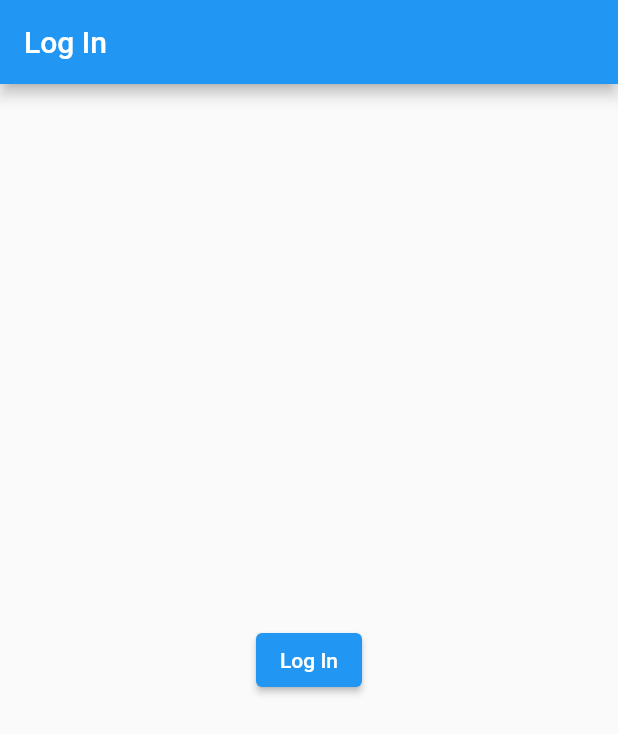
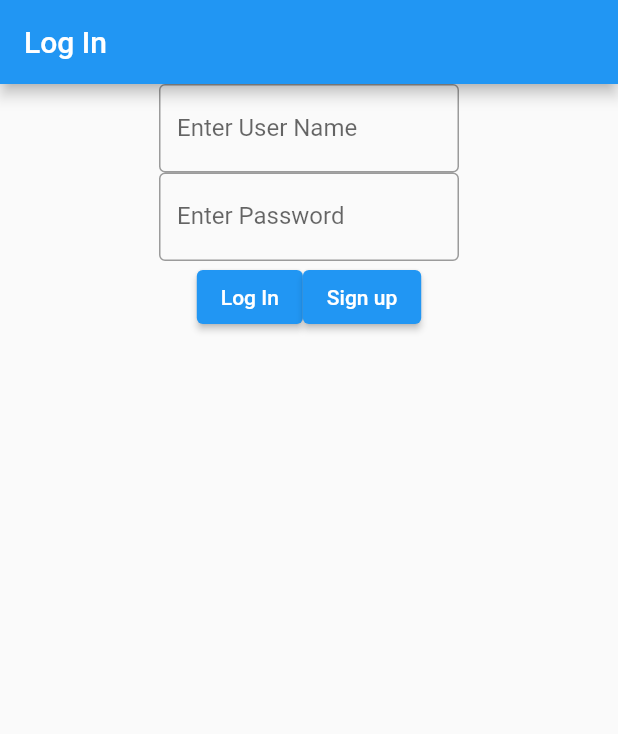
Before and after one commit to ZacSchepis/BorrowMii, a Flutter app: the screen it shows after launch, on a phone screen of 412 x 824 dp. Shown: the top 734 px of the screen. Run offline on Flutter 3.47's test engine with Material 2 defaults, Android fonts, the phone set to English and light mode, and no system bars; our stand-ins replace cloud_firestore, firebase_core; accounts and stored records are empty.

Commit message:
added UI elements to login

```diff
--- a/lib/logIn.dart
+++ b/lib/logIn.dart
@@ -4,6 +4,12 @@ import 'package:team_d_project/main.dart';
 class LogIn extends StatelessWidget {
   const LogIn({super.key});
   //String text = "hello";
+  void startApp(){
+    runApp(MaterialApp(
+      title: 'Navigation Basics',
+      home: MyApp(),
+    ));
+  }
   @override
   Widget build(BuildContext context) {
     return Scaffold(
@@ -11,15 +17,49 @@ class LogIn extends StatelessWidget {
         title: const Text('Log In'),
       ),
       body: Center(
-        child: ElevatedButton(
-          onPressed: () {
-            runApp(MaterialApp(
-              title: 'Navigation Basics',
-              home: MyApp(),
-            ));
-          },
-          child: const Text('Log In'),
-        ),
+        child: Column(
+          children: [
+            SizedBox( // <-- SEE HERE
+              width: 200,
+              child: TextField(
+                decoration: InputDecoration(
+                  labelText: 'Enter User Name',
+                  border: OutlineInputBorder(),
+                ),
+              ),
+            ),
+            SizedBox( // <-- SEE HERE
+              width: 200,
+              child: TextField(
+                obscureText: true,
+                decoration: InputDecoration(
+                  labelText: 'Enter Password',
+                  border: OutlineInputBorder(),
+                ),
+              ),
+            ),
+            Row(
+              mainAxisAlignment: MainAxisAlignment.center,
+              children: [
+                ElevatedButton(
+                  onPressed: () {
+                    startApp();
+                  },
+                  child: const Text('Log In'),
+                ),
+                ElevatedButton(
+                  onPressed: () {
+                    startApp();
+                  },
+                  child: const Text('Sign up'),
+                ),
+              ],
+            )
+          ],
+        )
+
+
+
       ),
     );
   }
```
